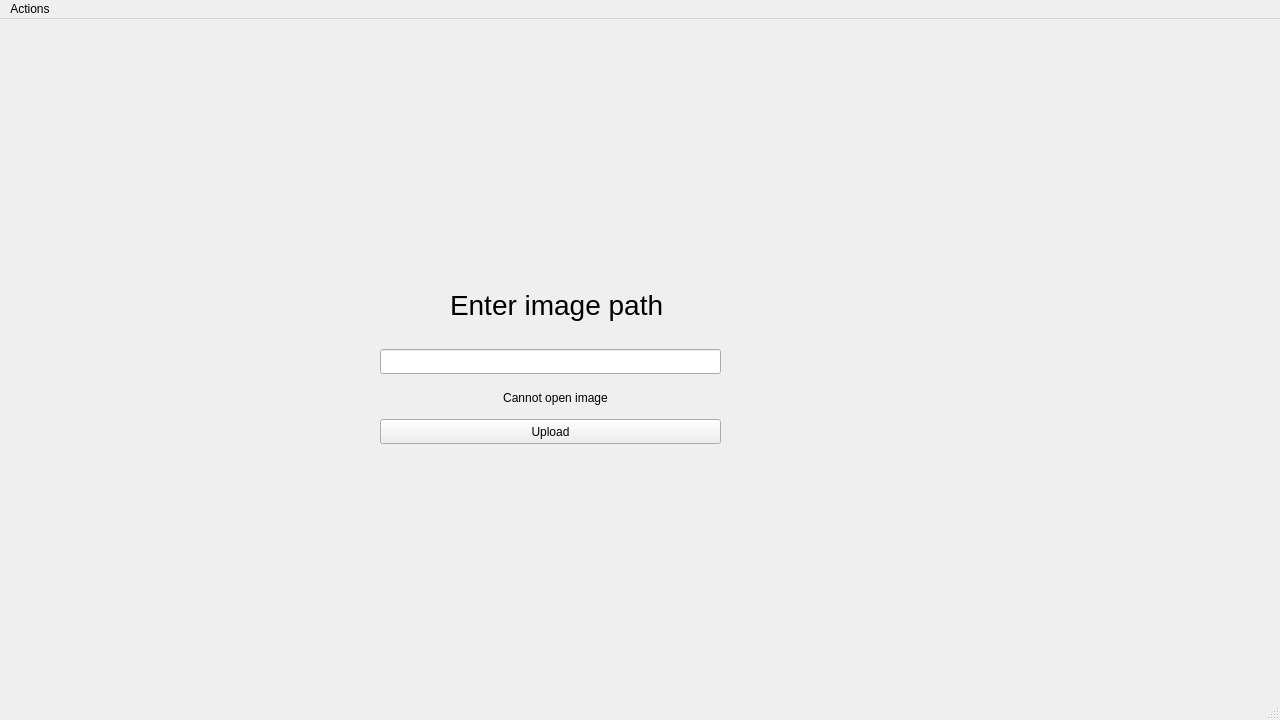
artem-kondratew/ContoursDetection, file mainwindow.ui: the form before one commit.
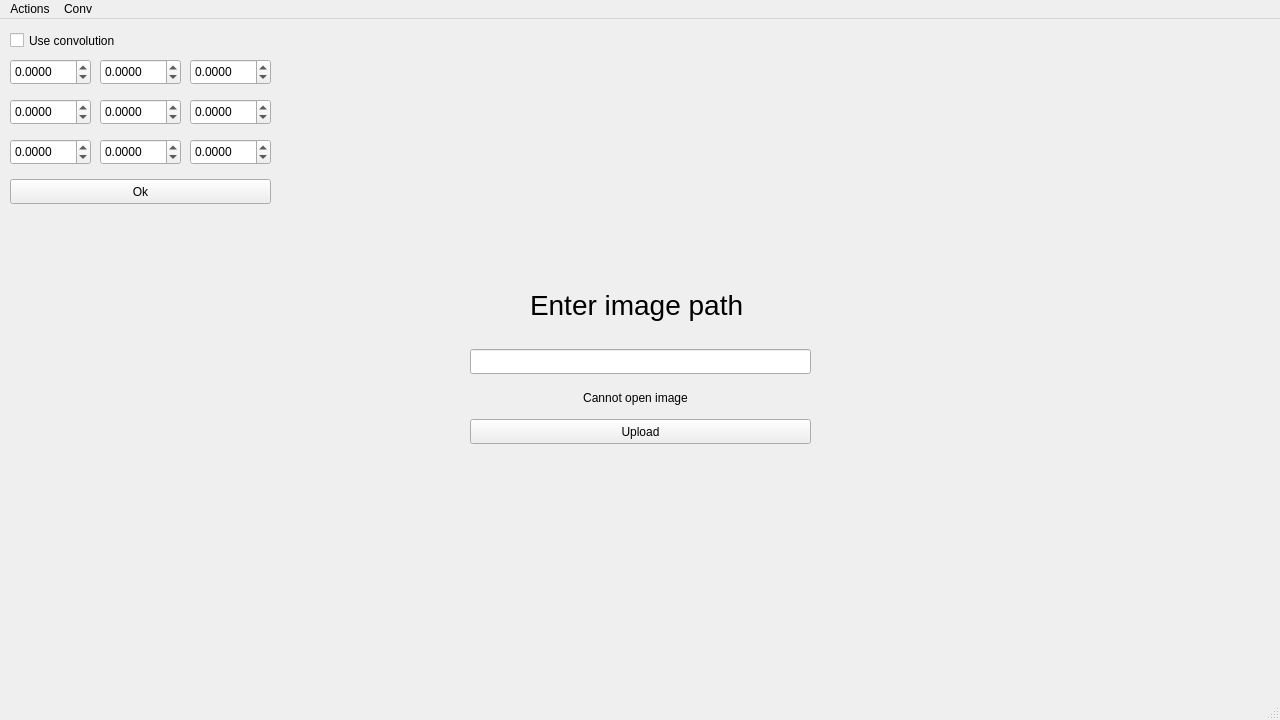
The form after the commit.

Diff of the .ui file:
```diff
--- a/mainwindow.ui
+++ b/mainwindow.ui
@@ -29,7 +29,7 @@
    <widget class="QLineEdit" name="imgPathLineEdit">
     <property name="geometry">
      <rect>
-      <x>380</x>
+      <x>470</x>
       <y>330</y>
       <width>341</width>
       <height>25</height>
@@ -39,7 +39,7 @@
    <widget class="QPushButton" name="imgUploadButton">
     <property name="geometry">
      <rect>
-      <x>380</x>
+      <x>470</x>
       <y>400</y>
       <width>341</width>
       <height>25</height>
@@ -61,7 +61,7 @@
     </property>
     <property name="geometry">
      <rect>
-      <x>480</x>
+      <x>560</x>
       <y>370</y>
       <width>151</width>
       <height>17</height>
@@ -80,7 +80,7 @@
    <widget class="QLabel" name="imgPromtLabel">
     <property name="geometry">
      <rect>
-      <x>450</x>
+      <x>530</x>
       <y>250</y>
       <width>221</width>
       <height>71</height>
@@ -98,8 +98,8 @@
    <widget class="QLabel" name="rgbLabel">
     <property name="geometry">
      <rect>
-      <x>270</x>
-      <y>50</y>
+      <x>450</x>
+      <y>470</y>
       <width>181</width>
       <height>131</height>
      </rect>
@@ -111,8 +111,8 @@
    <widget class="QLabel" name="grayLabel">
     <property name="geometry">
      <rect>
-      <x>560</x>
-      <y>50</y>
+      <x>830</x>
+      <y>470</y>
       <width>181</width>
       <height>131</height>
      </rect>
@@ -121,6 +121,230 @@
      <string/>
     </property>
    </widget>
+   <widget class="QCheckBox" name="convCheckBox">
+    <property name="geometry">
+     <rect>
+      <x>10</x>
+      <y>10</y>
+      <width>131</width>
+      <height>23</height>
+     </rect>
+    </property>
+    <property name="text">
+     <string>Use convolution</string>
+    </property>
+   </widget>
+   <widget class="QDoubleSpinBox" name="convDoubleSpinBox_00">
+    <property name="geometry">
+     <rect>
+      <x>10</x>
+      <y>40</y>
+      <width>81</width>
+      <height>26</height>
+     </rect>
+    </property>
+    <property name="decimals">
+     <number>4</number>
+    </property>
+    <property name="minimum">
+     <double>-100000.000000000000000</double>
+    </property>
+    <property name="maximum">
+     <double>100000.000000000000000</double>
+    </property>
+    <property name="singleStep">
+     <double>0.001000000000000</double>
+    </property>
+   </widget>
+   <widget class="QDoubleSpinBox" name="convDoubleSpinBox_10">
+    <property name="geometry">
+     <rect>
+      <x>10</x>
+      <y>80</y>
+      <width>81</width>
+      <height>26</height>
+     </rect>
+    </property>
+    <property name="decimals">
+     <number>4</number>
+    </property>
+    <property name="minimum">
+     <double>-100000.000000000000000</double>
+    </property>
+    <property name="maximum">
+     <double>100000.000000000000000</double>
+    </property>
+    <property name="singleStep">
+     <double>0.001000000000000</double>
+    </property>
+   </widget>
+   <widget class="QDoubleSpinBox" name="convDoubleSpinBox_20">
+    <property name="geometry">
+     <rect>
+      <x>10</x>
+      <y>120</y>
+      <width>81</width>
+      <height>26</height>
+     </rect>
+    </property>
+    <property name="decimals">
+     <number>4</number>
+    </property>
+    <property name="minimum">
+     <double>-100000.000000000000000</double>
+    </property>
+    <property name="maximum">
+     <double>100000.000000000000000</double>
+    </property>
+    <property name="singleStep">
+     <double>0.001000000000000</double>
+    </property>
+   </widget>
+   <widget class="QDoubleSpinBox" name="convDoubleSpinBox_01">
+    <property name="geometry">
+     <rect>
+      <x>100</x>
+      <y>40</y>
+      <width>81</width>
+      <height>26</height>
+     </rect>
+    </property>
+    <property name="decimals">
+     <number>4</number>
+    </property>
+    <property name="minimum">
+     <double>-100000.000000000000000</double>
+    </property>
+    <property name="maximum">
+     <double>100000.000000000000000</double>
+    </property>
+    <property name="singleStep">
+     <double>0.001000000000000</double>
+    </property>
+   </widget>
+   <widget class="QDoubleSpinBox" name="convDoubleSpinBox_11">
+    <property name="geometry">
+     <rect>
+      <x>100</x>
+      <y>80</y>
+      <width>81</width>
+      <height>26</height>
+     </rect>
+    </property>
+    <property name="decimals">
+     <number>4</number>
+    </property>
+    <property name="minimum">
+     <double>-100000.000000000000000</double>
+    </property>
+    <property name="maximum">
+     <double>100000.000000000000000</double>
+    </property>
+    <property name="singleStep">
+     <double>0.001000000000000</double>
+    </property>
+   </widget>
+   <widget class="QDoubleSpinBox" name="convDoubleSpinBox_21">
+    <property name="geometry">
+     <rect>
+      <x>100</x>
+      <y>120</y>
+      <width>81</width>
+      <height>26</height>
+     </rect>
+    </property>
+    <property name="decimals">
+     <number>4</number>
+    </property>
+    <property name="minimum">
+     <double>-100000.000000000000000</double>
+    </property>
+    <property name="maximum">
+     <double>100000.000000000000000</double>
+    </property>
+    <property name="singleStep">
+     <double>0.001000000000000</double>
+    </property>
+   </widget>
+   <widget class="QDoubleSpinBox" name="convDoubleSpinBox_02">
+    <property name="geometry">
+     <rect>
+      <x>190</x>
+      <y>40</y>
+      <width>81</width>
+      <height>26</height>
+     </rect>
+    </property>
+    <property name="decimals">
+     <number>4</number>
+    </property>
+    <property name="minimum">
+     <double>-100000.000000000000000</double>
+    </property>
+    <property name="maximum">
+     <double>100000.000000000000000</double>
+    </property>
+    <property name="singleStep">
+     <double>0.001000000000000</double>
+    </property>
+   </widget>
+   <widget class="QDoubleSpinBox" name="convDoubleSpinBox_12">
+    <property name="geometry">
+     <rect>
+      <x>190</x>
+      <y>80</y>
+      <width>81</width>
+      <height>26</height>
+     </rect>
+    </property>
+    <property name="decimals">
+     <number>4</number>
+    </property>
+    <property name="minimum">
+     <double>-100000.000000000000000</double>
+    </property>
+    <property name="maximum">
+     <double>100000.000000000000000</double>
+    </property>
+    <property name="singleStep">
+     <double>0.001000000000000</double>
+    </property>
+   </widget>
+   <widget class="QDoubleSpinBox" name="convDoubleSpinBox_22">
+    <property name="geometry">
+     <rect>
+      <x>190</x>
+      <y>120</y>
+      <width>81</width>
+      <height>26</height>
+     </rect>
+    </property>
+    <property name="decimals">
+     <number>4</number>
+    </property>
+    <property name="minimum">
+     <double>-100000.000000000000000</double>
+    </property>
+    <property name="maximum">
+     <double>100000.000000000000000</double>
+    </property>
+    <property name="singleStep">
+     <double>0.001000000000000</double>
+    </property>
+   </widget>
+   <widget class="QPushButton" name="convPushButton">
+    <property name="geometry">
+     <rect>
+      <x>10</x>
+      <y>160</y>
+      <width>261</width>
+      <height>25</height>
+     </rect>
+    </property>
+    <property name="text">
+     <string>Ok</string>
+    </property>
+   </widget>
   </widget>
   <widget class="QStatusBar" name="statusbar"/>
   <widget class="QMenuBar" name="menubar">
@@ -138,7 +362,14 @@
     </property>
     <addaction name="actionClose"/>
    </widget>
+   <widget class="QMenu" name="menuConv">
+    <property name="title">
+     <string>Conv</string>
+    </property>
+    <addaction name="actionShow"/>
+   </widget>
    <addaction name="menuActions"/>
+   <addaction name="menuConv"/>
   </widget>
   <action name="actionClose">
    <property name="text">
```
Left out of the diff: 8 changed lines with no effect on the pictures.
